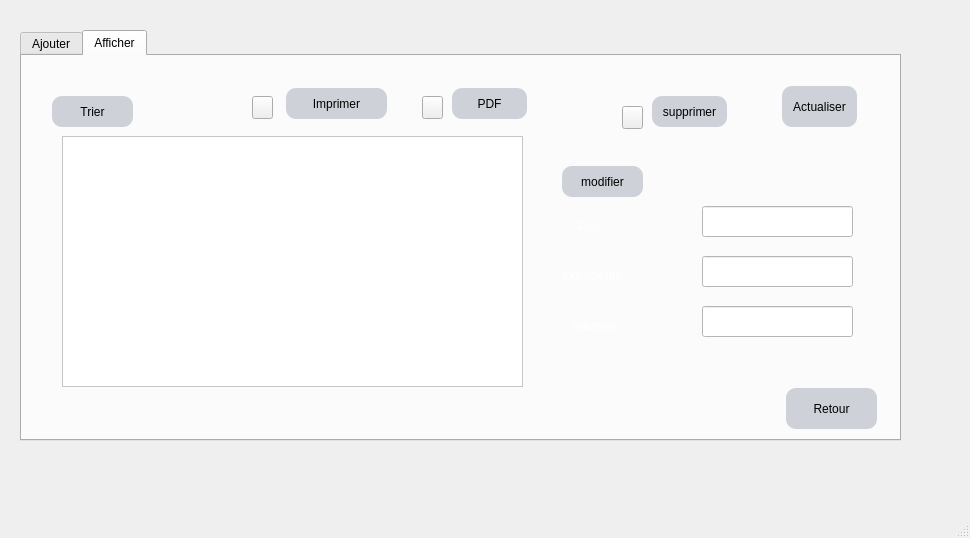
ZeinebHaraketi/Smart_Home_Delivery_Compapny_2A14, file mainwindow.ui: the form before one commit.
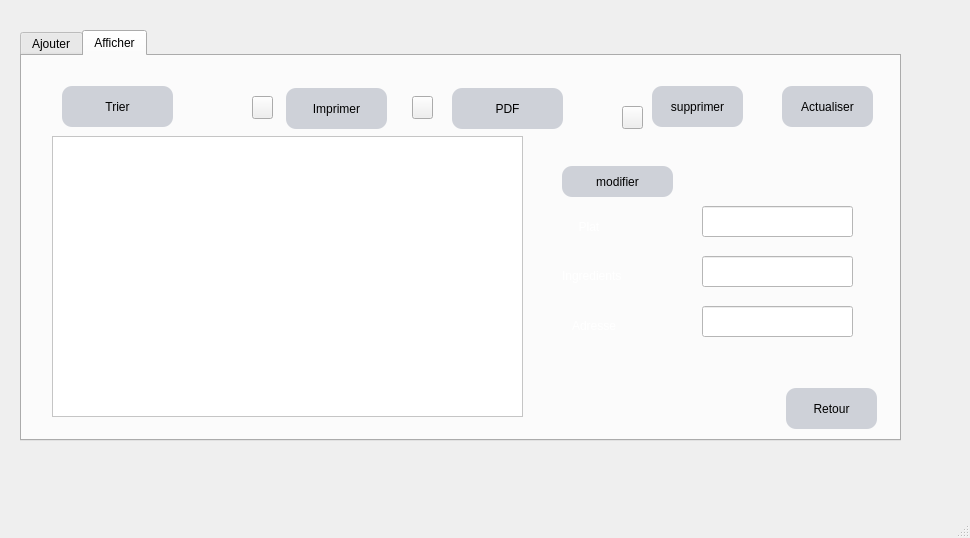
The form after the commit. The open tabs and pages were chosen to show the change. Icons and pictures are not drawn.

```diff
--- a/mainwindow.ui
+++ b/mainwindow.ui
@@ -1399,7 +1399,7 @@
          <rect>
           <x>760</x>
           <y>30</y>
-          <width>75</width>
+          <width>91</width>
           <height>41</height>
          </rect>
         </property>
@@ -1427,7 +1427,7 @@
          <rect>
           <x>540</x>
           <y>110</y>
-          <width>81</width>
+          <width>111</width>
           <height>31</height>
          </rect>
         </property>
@@ -1454,9 +1454,9 @@
         <property name="geometry">
          <rect>
           <x>630</x>
-          <y>40</y>
-          <width>75</width>
-          <height>31</height>
+          <y>30</y>
+          <width>91</width>
+          <height>41</height>
          </rect>
         </property>
         <property name="styleSheet">
@@ -1509,10 +1509,10 @@
        <widget class="QTableView" name="tableView2">
         <property name="geometry">
          <rect>
-          <x>40</x>
+          <x>30</x>
           <y>80</y>
-          <width>461</width>
-          <height>251</height>
+          <width>471</width>
+          <height>281</height>
          </rect>
         </property>
         <property name="styleSheet">
@@ -1626,8 +1626,8 @@
          <rect>
           <x>430</x>
           <y>32</y>
-          <width>75</width>
-          <height>31</height>
+          <width>111</width>
+          <height>41</height>
          </rect>
         </property>
         <property name="styleSheet">
@@ -1655,7 +1655,7 @@
           <x>264</x>
           <y>32</y>
           <width>101</width>
-          <height>31</height>
+          <height>41</height>
          </rect>
         </property>
         <property name="styleSheet">
@@ -1696,7 +1696,7 @@
        <widget class="QPushButton" name="pushButton_17">
         <property name="geometry">
          <rect>
-          <x>400</x>
+          <x>390</x>
           <y>40</y>
           <width>21</width>
           <height>23</height>
@@ -1728,10 +1728,10 @@
        <widget class="QPushButton" name="pushButton_19">
         <property name="geometry">
          <rect>
-          <x>30</x>
-          <y>40</y>
-          <width>81</width>
-          <height>31</height>
+          <x>40</x>
+          <y>30</y>
+          <width>111</width>
+          <height>41</height>
          </rect>
         </property>
         <property name="styleSheet">
```
Left out of the diff: 10 changed lines with no effect on the pictures.
